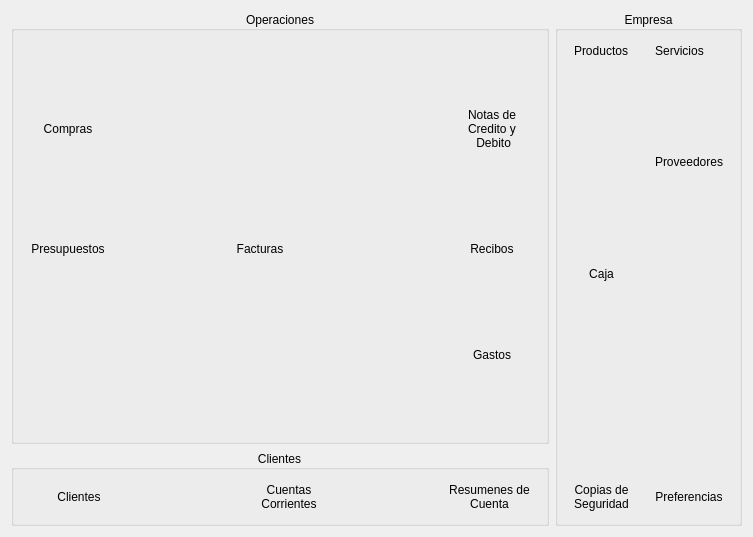
Before: the Qt Designer form trunk/src/FormPantallaInicialBase.ui in chungote/gestotux, drawn with Qt 5.
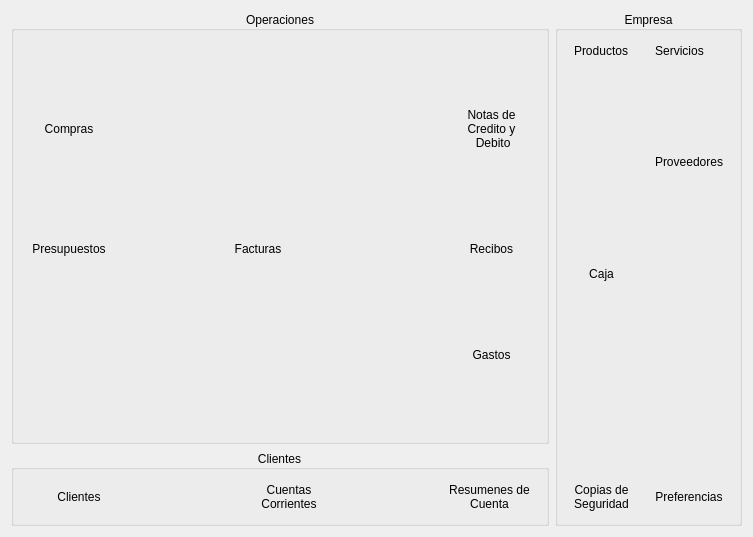
After: the same form once the commit is applied. Icons and pictures are not drawn. Custom widgets are drawn as their Qt base class.

Commit message: Mejorada pantalla inicial - Distribucion. Mejorado algoritmo de facturación de servicios. Eliminado bucle infinito en la item de cuenta corriente cuando se pasa un numero de comprobante.

Diff of the .ui file:
```diff
--- a/trunk/src/FormPantallaInicialBase.ui
+++ b/trunk/src/FormPantallaInicialBase.ui
@@ -296,9 +296,6 @@
         </property>
        </spacer>
       </item>
-      <item row="1" column="1">
-       <widget class="EFlecha" name="f1" native="true"/>
-      </item>
       <item row="1" column="3">
        <spacer name="horizontalSpacer_2">
         <property name="orientation">
@@ -312,6 +309,19 @@
         </property>
        </spacer>
       </item>
+      <item row="1" column="1">
+       <spacer name="horizontalSpacer">
+        <property name="orientation">
+         <enum>Qt::Horizontal</enum>
+        </property>
+        <property name="sizeHint" stdset="0">
+         <size>
+          <width>40</width>
+          <height>20</height>
+         </size>
+        </property>
+       </spacer>
+      </item>
      </layout>
     </widget>
    </item>
@@ -668,14 +678,6 @@
    </item>
   </layout>
  </widget>
- <customwidgets>
-  <customwidget>
-   <class>EFlecha</class>
-   <extends>QWidget</extends>
-   <header location="global">EFlecha.h</header>
-   <container>1</container>
-  </customwidget>
- </customwidgets>
  <resources>
   <include location="../plugins/default/default.qrc"/>
  </resources>
```
The commit also changes 4 other files.
